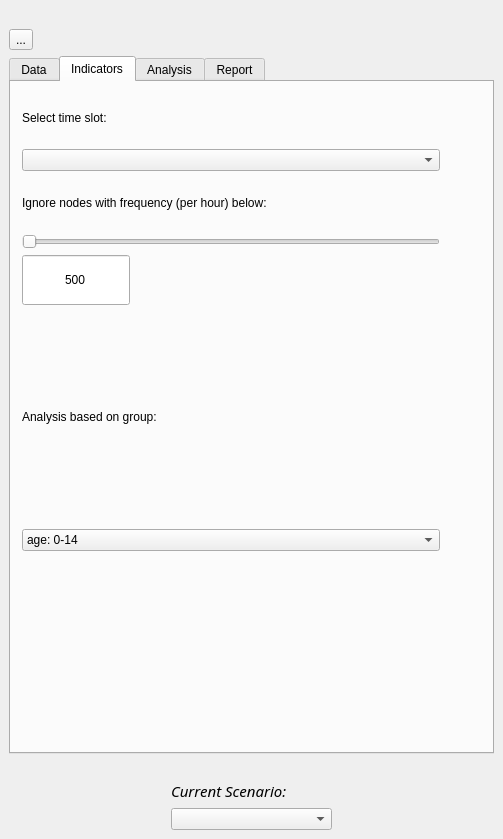
The window that advISOr/spatial_decision_dockwidget_base.ui (gmichailidou/2016_GROUP8_TFA) describes before a commit, drawn with Qt 5.
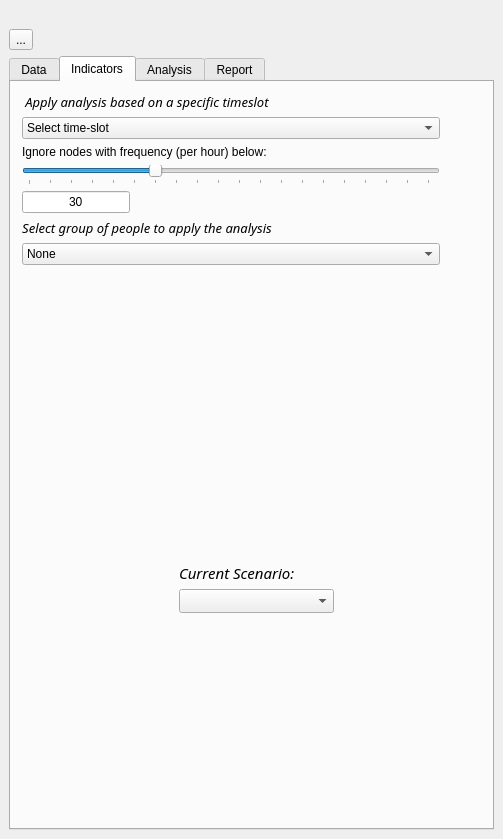
The same window after the commit. The open tabs and pages were chosen to show the change.

```diff
--- a/advISOr/spatial_decision_dockwidget_base.ui
+++ b/advISOr/spatial_decision_dockwidget_base.ui
@@ -63,7 +63,7 @@
     <item>
      <widget class="QTabWidget" name="sampleWidgets">
       <property name="sizePolicy">
-       <sizepolicy hsizetype="Ignored" vsizetype="Expanding">
+       <sizepolicy hsizetype="Ignored" vsizetype="MinimumExpanding">
         <horstretch>0</horstretch>
         <verstretch>0</verstretch>
        </sizepolicy>
@@ -286,8 +286,41 @@
           <layout class="QVBoxLayout" name="verticalLayout_7">
            <item>
             <widget class="QLabel" name="label_9">
+             <property name="sizePolicy">
+              <sizepolicy hsizetype="Fixed" vsizetype="Preferred">
+               <horstretch>0</horstretch>
+               <verstretch>0</verstretch>
+              </sizepolicy>
+             </property>
+             <property name="minimumSize">
+              <size>
+               <width>250</width>
+               <height>0</height>
+              </size>
+             </property>
+             <property name="maximumSize">
+              <size>
+               <width>16777215</width>
+               <height>16777215</height>
+              </size>
+             </property>
+             <property name="font">
+              <font>
+               <family>Trebuchet MS</family>
+               <pointsize>10</pointsize>
+               <weight>50</weight>
+               <italic>true</italic>
+               <bold>false</bold>
+              </font>
+             </property>
+             <property name="styleSheet">
+              <string notr="true">font: italic 10pt &quot;Trebuchet MS&quot;;</string>
+             </property>
              <property name="text">
-              <string>Select time slot:</string>
+              <string>&lt;html&gt;&lt;head/&gt;&lt;body&gt;&lt;p&gt;                                 Apply analysis based on a specific timeslot&lt;/p&gt;&lt;/body&gt;&lt;/html&gt;</string>
+             </property>
+             <property name="alignment">
+              <set>Qt::AlignCenter</set>
              </property>
             </widget>
            </item>
@@ -312,6 +345,41 @@
               <string notr="true">font: 9pt &quot;Trebuchet MS&quot;;
 </string>
              </property>
+             <item>
+              <property name="text">
+               <string>Select time-slot</string>
+              </property>
+             </item>
+             <item>
+              <property name="text">
+               <string>Weekdays - Morning Rush Hours</string>
+              </property>
+             </item>
+             <item>
+              <property name="text">
+               <string>Weekdays - Afternoon Rush Hours</string>
+              </property>
+             </item>
+             <item>
+              <property name="text">
+               <string>Weekdays - Non Rush Hours</string>
+              </property>
+             </item>
+             <item>
+              <property name="text">
+               <string>Weekends - Morning Rush Hours</string>
+              </property>
+             </item>
+             <item>
+              <property name="text">
+               <string>Weekends - Afternoon Rush Hours</string>
+              </property>
+             </item>
+             <item>
+              <property name="text">
+               <string>Weekends - Non Rush Hours</string>
+              </property>
+             </item>
             </widget>
            </item>
            <item>
@@ -326,14 +394,50 @@
            </item>
            <item>
             <widget class="QSlider" name="horizontalSlider">
+             <property name="enabled">
+              <bool>true</bool>
+             </property>
+             <property name="sizePolicy">
+              <sizepolicy hsizetype="Expanding" vsizetype="Fixed">
+               <horstretch>0</horstretch>
+               <verstretch>0</verstretch>
+              </sizepolicy>
+             </property>
              <property name="maximumSize">
               <size>
                <width>1677</width>
                <height>16777215</height>
               </size>
              </property>
+             <property name="font">
+              <font>
+               <family>Trebuchet MS</family>
+               <pointsize>9</pointsize>
+               <weight>50</weight>
+               <italic>false</italic>
+               <bold>false</bold>
+              </font>
+             </property>
+             <property name="mouseTracking">
+              <bool>true</bool>
+             </property>
+             <property name="layoutDirection">
+              <enum>Qt::LeftToRight</enum>
+             </property>
+             <property name="minimum">
+              <number>0</number>
+             </property>
              <property name="maximum">
-              <number>100</number>
+              <number>96</number>
+             </property>
+             <property name="value">
+              <number>30</number>
+             </property>
+             <property name="sliderPosition">
+              <number>30</number>
+             </property>
+             <property name="tracking">
+              <bool>true</bool>
              </property>
              <property name="orientation">
               <enum>Qt::Horizontal</enum>
@@ -344,6 +448,12 @@
              <property name="invertedControls">
               <bool>false</bool>
              </property>
+             <property name="tickPosition">
+              <enum>QSlider::TicksBelow</enum>
+             </property>
+             <property name="tickInterval">
+              <number>5</number>
+             </property>
             </widget>
            </item>
            <item>
@@ -361,7 +471,7 @@
               </size>
              </property>
              <property name="text">
-              <string>500</string>
+              <string>30</string>
              </property>
              <property name="alignment">
               <set>Qt::AlignCenter</set>
@@ -369,58 +479,154 @@
             </widget>
            </item>
            <item>
-            <layout class="QHBoxLayout" name="horizontalLayout_6"/>
+            <widget class="QLabel" name="label_10">
+             <property name="sizePolicy">
+              <sizepolicy hsizetype="Fixed" vsizetype="Preferred">
+               <horstretch>0</horstretch>
+               <verstretch>0</verstretch>
+              </sizepolicy>
+             </property>
+             <property name="minimumSize">
+              <size>
+               <width>250</width>
+               <height>0</height>
+              </size>
+             </property>
+             <property name="maximumSize">
+              <size>
+               <width>16777215</width>
+               <height>16777215</height>
+              </size>
+             </property>
+             <property name="font">
+              <font>
+               <family>Trebuchet MS</family>
+               <pointsize>10</pointsize>
+               <weight>50</weight>
+               <italic>true</italic>
+               <bold>false</bold>
+              </font>
+             </property>
+             <property name="styleSheet">
+              <string notr="true">font: italic 10pt &quot;Trebuchet MS&quot;;</string>
+             </property>
+             <property name="text">
+              <string>&lt;html&gt;&lt;head/&gt;&lt;body&gt;&lt;p align=&quot;center&quot;&gt;Select group of people to apply the analysis&lt;/p&gt;&lt;/body&gt;&lt;/html&gt;</string>
+             </property>
+             <property name="alignment">
+              <set>Qt::AlignCenter</set>
+             </property>
+            </widget>
+           </item>
+           <item>
+            <layout class="QHBoxLayout" name="horizontalLayout_6">
+             <item>
+              <widget class="QComboBox" name="agegroupBox">
+               <item>
+                <property name="text">
+                 <string>None</string>
+                </property>
+               </item>
+               <item>
+                <property name="text">
+                 <string>Age: 0-14 </string>
+                </property>
+               </item>
+               <item>
+                <property name="text">
+                 <string>Age:15-24</string>
+                </property>
+               </item>
+               <item>
+                <property name="text">
+                 <string>Age: 25-44</string>
+                </property>
+               </item>
+               <item>
+                <property name="text">
+                 <string>Age: 45-64</string>
+                </property>
+               </item>
+               <item>
+                <property name="text">
+                 <string>Age &gt; 65 </string>
+                </property>
+               </item>
+               <item>
+                <property name="text">
+                 <string>Disable people</string>
+                </property>
+               </item>
+              </widget>
+             </item>
+            </layout>
            </item>
           </layout>
          </item>
          <item>
-          <widget class="QLabel" name="label_15">
-           <property name="text">
-            <string>Analysis based on group:</string>
-           </property>
-          </widget>
-         </item>
-         <item>
-          <widget class="QComboBox" name="agegroupBox">
+          <layout class="QVBoxLayout" name="verticalLayout_9">
            <item>
-            <property name="text">
-             <string>age: 0-14 </string>
-            </property>
-           </item>
-           <item>
-            <property name="text">
-             <string>age:15-64</string>
-            </property>
-           </item>
-           <item>
-            <property name="text">
-             <string>age &gt; 65 </string>
-            </property>
-           </item>
-           <item>
-            <property name="text">
-             <string>disable</string>
-            </property>
-           </item>
-           <item>
-            <property name="text">
-             <string>none</string>
-            </property>
-           </item>
-          </widget>
-         </item>
-         <item>
-          <layout class="QFormLayout" name="formLayout">
-           <property name="fieldGrowthPolicy">
-            <enum>QFormLayout::AllNonFixedFieldsGrow</enum>
-           </property>
-           <item row="6" column="0">
-            <layout class="QHBoxLayout" name="horizontalLayout"/>
+            <spacer name="verticalSpacer_4">
+             <property name="orientation">
+              <enum>Qt::Vertical</enum>
+             </property>
+             <property name="sizeHint" stdset="0">
+              <size>
+               <width>20</width>
+               <height>40</height>
+              </size>
+             </property>
+            </spacer>
            </item>
           </layout>
          </item>
         </layout>
        </widget>
+       <widget class="QComboBox" name="scenarioCombo">
+        <property name="geometry">
+         <rect>
+          <x>168</x>
+          <y>507</y>
+          <width>155</width>
+          <height>24</height>
+         </rect>
+        </property>
+        <property name="sizePolicy">
+         <sizepolicy hsizetype="Expanding" vsizetype="Fixed">
+          <horstretch>0</horstretch>
+          <verstretch>0</verstretch>
+         </sizepolicy>
+        </property>
+        <property name="styleSheet">
+         <string notr="true">font: 9pt &quot;Trebuchet MS&quot;;</string>
+        </property>
+       </widget>
+       <widget class="QLabel" name="label_2">
+        <property name="geometry">
+         <rect>
+          <x>168</x>
+          <y>481</y>
+          <width>155</width>
+          <height>20</height>
+         </rect>
+        </property>
+        <property name="font">
+         <font>
+          <family>Trebuchet MS</family>
+          <pointsize>11</pointsize>
+          <weight>50</weight>
+          <italic>true</italic>
+          <bold>false</bold>
+         </font>
+        </property>
+        <property name="styleSheet">
+         <string notr="true">font: italic 11pt &quot;Trebuchet MS&quot;;
+</string>
+        </property>
+        <property name="text">
+         <string>Current Scenario:</string>
+        </property>
+       </widget>
       </widget>
       <widget class="QWidget" name="tab">
        <property name="sizePolicy">
@@ -770,86 +976,6 @@
       </widget>
      </widget>
     </item>
-    <item>
-     <spacer name="horizontalSpacer">
-      <property name="orientation">
-       <enum>Qt::Horizontal</enum>
-      </property>
-      <property name="sizeHint" stdset="0">
-       <size>
-        <width>536</width>
-        <height>20</height>
-       </size>
-      </property>
-     </spacer>
-    </item>
-    <item>
-     <layout class="QHBoxLayout" name="horizontalLayout_2">
-      <item>
-       <spacer name="horizontalSpacer_4">
-        <property name="orientation">
-         <enum>Qt::Horizontal</enum>
-        </property>
-        <property name="sizeHint" stdset="0">
-         <size>
-          <width>40</width>
-          <height>20</height>
-         </size>
-        </property>
-       </spacer>
-      </item>
-      <item>
-       <layout class="QVBoxLayout" name="verticalLayout_2">
-        <item>
-         <widget class="QLabel" name="label_2">
-          <property name="font">
-           <font>
-            <family>Trebuchet MS</family>
-            <pointsize>11</pointsize>
-            <weight>50</weight>
-            <italic>true</italic>
-            <bold>false</bold>
-           </font>
-          </property>
-          <property name="styleSheet">
-           <string notr="true">font: italic 11pt &quot;Trebuchet MS&quot;;
-</string>
-          </property>
-          <property name="text">
-           <string>Current Scenario:</string>
-          </property>
-         </widget>
-        </item>
-        <item>
-         <widget class="QComboBox" name="scenarioCombo">
-          <property name="sizePolicy">
-           <sizepolicy hsizetype="Expanding" vsizetype="Fixed">
-            <horstretch>0</horstretch>
-            <verstretch>0</verstretch>
-           </sizepolicy>
-          </property>
-          <property name="styleSheet">
-           <string notr="true">font: 9pt &quot;Trebuchet MS&quot;;</string>
-          </property>
-         </widget>
-        </item>
-       </layout>
-      </item>
-      <item>
-       <spacer name="horizontalSpacer_3">
-        <property name="orientation">
-         <enum>Qt::Horizontal</enum>
-        </property>
-        <property name="sizeHint" stdset="0">
-         <size>
-          <width>40</width>
-          <height>20</height>
-         </size>
-        </property>
-       </spacer>
-      </item>
-     </layout>
-    </item>
    </layout>
   </widget>
  </widget>
```
Left out of the diff: 5 changed lines with no effect on the pictures.
